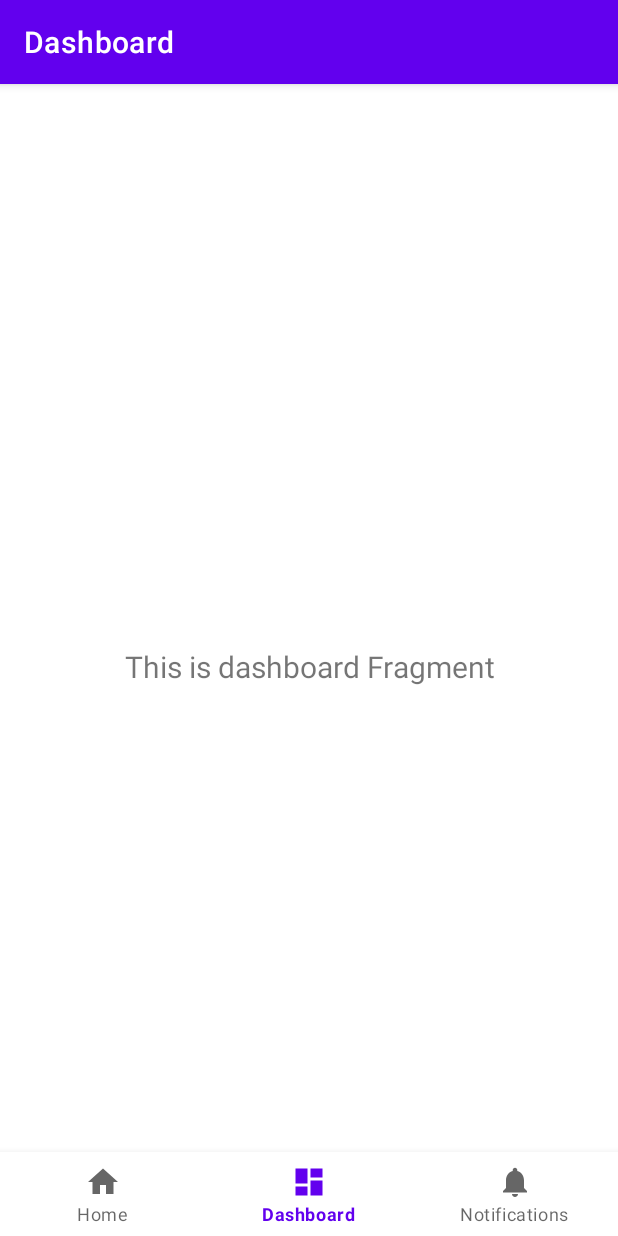
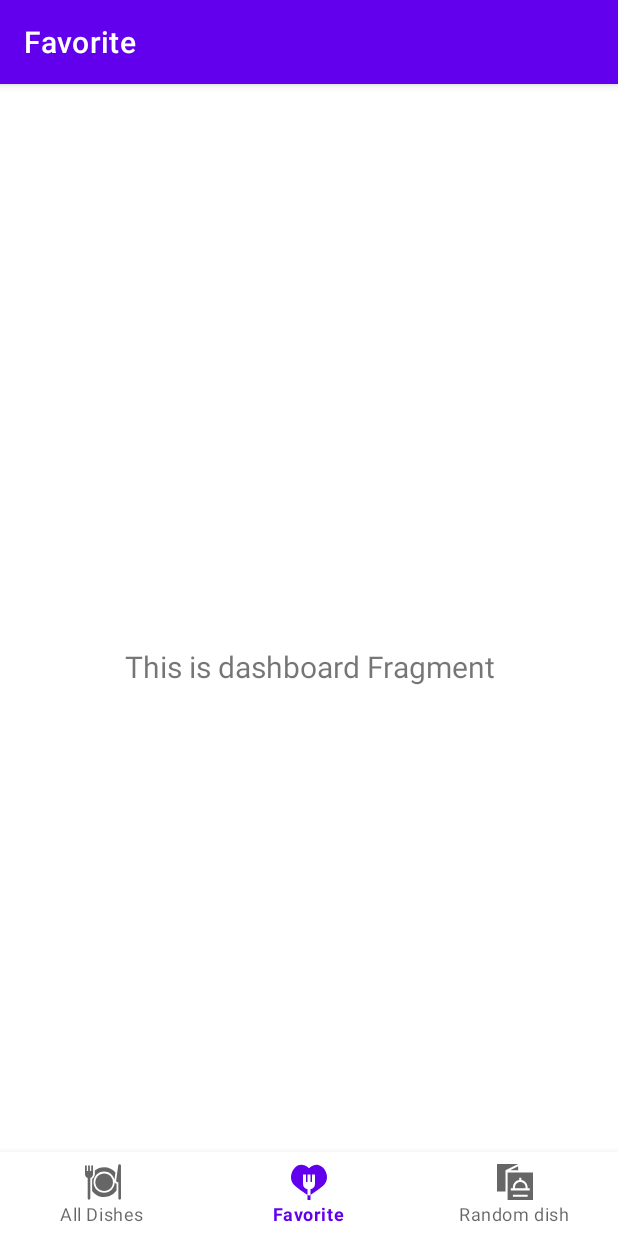
Before and after one commit to maxgol777/FavDish, an Android app: the FavoriteDishesFragment screen opened through its navigation route, on a phone screen of 412 x 824 dp. Run offline under Robolectric (Android 15) with nearby library versions, the phone set to English and light mode, and no system bars; our stand-ins replace Room's generated code, navigation-ui.

Commit message:
Refactoring the app

```diff
--- a/app/src/main/java/com/maxgol/favdish/view/activities/MainActivity.kt
+++ b/app/src/main/java/com/maxgol/favdish/view/activities/MainActivity.kt
@@ -20,7 +20,7 @@ class MainActivity : AppCompatActivity() {
         // Passing each menu ID as a set of Ids because each
         // menu should be considered as top level destinations.
         val appBarConfiguration = AppBarConfiguration(setOf(
-            R.id.navigation_home, R.id.navigation_dashboard, R.id.navigation_notifications
+            R.id.navigation_all_dishes, R.id.navigation_favorite_dishes, R.id.navigation_random_dish
         ))
         setupActionBarWithNavController(navController, appBarConfiguration)
         navView.setupWithNavController(navController)
--- a/app/src/main/java/com/maxgol/favdish/view/fragments/DashboardFragment.kt
+++ b/app/src/main/java/com/maxgol/favdish/view/fragments/FavoriteDishesFragment.kt
@@ -11,7 +11,7 @@ import androidx.lifecycle.ViewModelProvider
 import com.maxgol.favdish.R
 import com.maxgol.favdish.viewmodel.DashboardViewModel
 
-class DashboardFragment : Fragment() {
+class FavoriteDishesFragment : Fragment() {
 
   private lateinit var dashboardViewModel: DashboardViewModel
 
@@ -22,7 +22,7 @@ class DashboardFragment : Fragment() {
   ): View? {
     dashboardViewModel =
             ViewModelProvider(this).get(DashboardViewModel::class.java)
-    val root = inflater.inflate(R.layout.fragment_dashboard, container, false)
+    val root = inflater.inflate(R.layout.fragment_favorite_dishes, container, false)
     val textView: TextView = root.findViewById(R.id.text_dashboard)
     dashboardViewModel.text.observe(viewLifecycleOwner, Observer {
       textView.text = it
--- a/app/src/main/java/com/maxgol/favdish/view/fragments/NotificationsFragment.kt
+++ b/app/src/main/java/com/maxgol/favdish/view/fragments/RandomDishFragment.kt
@@ -11,7 +11,7 @@ import androidx.lifecycle.ViewModelProvider
 import com.maxgol.favdish.R
 import com.maxgol.favdish.viewmodel.NotificationsViewModel
 
-class NotificationsFragment : Fragment() {
+class RandomDishFragment : Fragment() {
 
   private lateinit var notificationsViewModel: NotificationsViewModel
 
@@ -22,7 +22,7 @@ class NotificationsFragment : Fragment() {
   ): View? {
     notificationsViewModel =
             ViewModelProvider(this).get(NotificationsViewModel::class.java)
-    val root = inflater.inflate(R.layout.fragment_notifications, container, false)
+    val root = inflater.inflate(R.layout.fragment_random_dish, container, false)
     val textView: TextView = root.findViewById(R.id.text_notifications)
     notificationsViewModel.text.observe(viewLifecycleOwner, Observer {
       textView.text = it
--- /dev/null
+++ b/app/src/main/res/drawable/ic_all_dishes.xml
@@ -0,0 +1,19 @@
+<!--TODO Step 7: Add all_dishes vector icon.-->
+<vector xmlns:android="http://schemas.android.com/apk/res/android"
+    android:width="24dp"
+    android:height="24dp"
+    android:viewportWidth="300.167"
+    android:viewportHeight="300.167">
+    <path
+        android:fillColor="#FF000000"
+        android:pathData="M251.39,157.505c-1.362,-1.559 -2.517,-3.26 -3.469,-5.056c-0.468,48.27 -39.875,87.398 -88.254,87.398c-48.669,0 -88.265,-39.596 -88.265,-88.265s39.596,-88.265 88.265,-88.265c41.868,0 77.02,29.304 86.027,68.477l7.993,-59.42l0.18,-1.336c-22.76,-26.581 -56.544,-43.457 -94.2,-43.457c-29.378,0 -56.398,10.276 -77.667,27.414v1.283v1.136v25.168v0.999c0,16.811 -8.713,32.159 -22.5,40.929v98.378v1.695c22.574,30.89 59.063,50.998 100.167,50.998c43.192,0 81.291,-22.203 103.5,-55.79v-1.817V165.28C258.661,163.814 254.578,161.151 251.39,157.505z" />
+    <path
+        android:fillColor="#FF000000"
+        android:pathData="M159.667,78.318c-40.398,0 -73.265,32.866 -73.265,73.265s32.866,73.265 73.265,73.265s73.265,-32.866 73.265,-73.265S200.065,78.318 159.667,78.318z" />
+    <path
+        android:fillColor="#FF000000"
+        android:pathData="M299.833,14.476c0,-6.384 -5.175,-11.559 -11.559,-11.559c-5.788,0 -10.684,4.281 -11.455,10.018l-16.89,125.549c-0.445,3.305 0.56,6.64 2.754,9.15c2.195,2.51 5.366,3.949 8.701,3.949h6.782V286.25c0,6.075 4.925,11 11,11s11,-4.925 11,-11L299.833,14.476z" />
+    <path
+        android:fillColor="#FF000000"
+        android:pathData="M67,16.917c0,-4.143 -3.357,-7.5 -7.5,-7.5s-7.5,3.357 -7.5,7.5v41.499H41V16.917c0,-4.143 -3.357,-7.5 -7.5,-7.5s-7.5,3.357 -7.5,7.5v41.499H15V16.917c0,-4.143 -3.357,-7.5 -7.5,-7.5S0,12.774 0,16.917v67.666c0,14.619 9.417,27.073 22.5,31.636V286.25c0,6.075 4.925,11 11,11s11,-4.925 11,-11V116.219C57.583,111.656 67,99.202 67,84.583V16.917z" />
+</vector>
--- /dev/null
+++ b/app/src/main/res/drawable/ic_arrow_back.xml
@@ -0,0 +1,5 @@
+<vector android:autoMirrored="true" android:height="24dp"
+    android:tint="#FFFFFF" android:viewportHeight="24"
+    android:viewportWidth="24" android:width="24dp" xmlns:android="http://schemas.android.com/apk/res/android">
+    <path android:fillColor="@android:color/white" android:pathData="M17.77,3.77l-1.77,-1.77l-10,10l10,10l1.77,-1.77l-8.23,-8.23z"/>
+</vector>
--- /dev/null
+++ b/app/src/main/res/drawable/ic_favorite_dish.xml
@@ -0,0 +1,13 @@
+<!--TODO Step 8: Add favorite_dishes vector icon.-->
+<vector xmlns:android="http://schemas.android.com/apk/res/android"
+    android:width="24dp"
+    android:height="24dp"
+    android:viewportWidth="192"
+    android:viewportHeight="192">
+    <path
+        android:fillColor="#FF000000"
+        android:pathData="M189.387,51.584c-6.151,-22.954 -21.743,-40.367 -40.693,-45.445C136.437,2.855 117.715,3.28 96,22.2 65.375,-4.427 37.249,2.959 20.569,19.638c-22.641,22.642 -29.7,66.231 -5.251,90.678 21.129,21.129 60.236,46.148 72.687,53.9V134.967A32.04,32.04 0,0 1,64.018 104V56.024H80.009V96h8V56.024H104V96h8V56.024h15.991V104A32.041,32.041 0,0 1,104 134.967v29.252c12.451,-7.755 51.558,-32.774 72.687,-53.9C190.728,96.271 195.477,74.314 189.387,51.584Z" />
+    <path
+        android:fillColor="#FF000000"
+        android:pathData="M96,167.75a7.99,7.99 0,0 1,-4.144 -1.158c-0.312,-0.189 -1.679,-1.02 -3.851,-2.373v27.728H104V164.219c-2.172,1.353 -3.539,2.184 -3.851,2.373A7.987,7.987 0,0 1,96 167.75Z" />
+</vector>
--- /dev/null
+++ b/app/src/main/res/drawable/ic_random_dish.xml
@@ -0,0 +1,19 @@
+<!--TODO Step 9: Add random_dish vector icon.-->
+<vector xmlns:android="http://schemas.android.com/apk/res/android"
+    android:width="24dp"
+    android:height="24dp"
+    android:viewportWidth="512"
+    android:viewportHeight="512">
+    <path
+        android:fillColor="#FF000000"
+        android:pathData="m331,256c-41.353,0 -75,33.647 -75,75v15h150v-15c0,-41.353 -33.647,-75 -75,-75z" />
+    <path
+        android:fillColor="#FF000000"
+        android:pathData="m151,512h361v-392h-361zM436,466h-210v-30h210zM196,346h30v-15c0,-52.755 39.25,-96.127 90,-103.484v-31.516h30v31.516c50.75,7.357 90,50.729 90,103.484v15h30v30h-270z" />
+    <path
+        android:fillColor="#FF000000"
+        android:pathData="m121,90 l180,-90h-301v391h121z" />
+    <path
+        android:fillColor="#FF000000"
+        android:pathData="m301,33.6 l-112.8,56.4h112.8z" />
+</vector>
--- a/app/src/main/res/layout/fragment_dashboard.xml
+++ b/app/src/main/res/layout/fragment_favorite_dishes.xml
@@ -5,7 +5,7 @@
     xmlns:tools="http://schemas.android.com/tools"
     android:layout_width="match_parent"
     android:layout_height="match_parent"
-    tools:context=".view.fragments.DashboardFragment" >
+    tools:context=".view.fragments.FavoriteDishesFragment" >
 
     <TextView
         android:id="@+id/text_dashboard"
--- a/app/src/main/res/layout/fragment_notifications.xml
+++ b/app/src/main/res/layout/fragment_random_dish.xml
@@ -5,7 +5,7 @@
     xmlns:tools="http://schemas.android.com/tools"
     android:layout_width="match_parent"
     android:layout_height="match_parent"
-    tools:context=".view.fragments.NotificationsFragment" >
+    tools:context=".view.fragments.RandomDishFragment" >
 
     <TextView
         android:id="@+id/text_notifications"
--- a/app/src/main/res/menu/bottom_nav_menu.xml
+++ b/app/src/main/res/menu/bottom_nav_menu.xml
@@ -2,18 +2,18 @@
 <menu xmlns:android="http://schemas.android.com/apk/res/android">
 
     <item
-        android:id="@+id/navigation_home"
-        android:icon="@drawable/ic_home_black_24dp"
-        android:title="@string/title_home"/>
+        android:id="@+id/navigation_all_dishes"
+        android:icon="@drawable/ic_all_dishes"
+        android:title="@string/title_all_dishes"/>
 
     <item
-        android:id="@+id/navigation_dashboard"
-        android:icon="@drawable/ic_dashboard_black_24dp"
-        android:title="@string/title_dashboard"/>
+        android:id="@+id/navigation_favorite_dishes"
+        android:icon="@drawable/ic_favorite_dish"
+        android:title="@string/title_favorite_dishes"/>
 
     <item
-        android:id="@+id/navigation_notifications"
-        android:icon="@drawable/ic_notifications_black_24dp"
-        android:title="@string/title_notifications"/>
+        android:id="@+id/navigation_random_dish"
+        android:icon="@drawable/ic_random_dish"
+        android:title="@string/title_random_dish"/>
 
 </menu>
--- a/app/src/main/res/navigation/mobile_navigation.xml
+++ b/app/src/main/res/navigation/mobile_navigation.xml
@@ -3,23 +3,23 @@
     xmlns:app="http://schemas.android.com/apk/res-auto"
     xmlns:tools="http://schemas.android.com/tools"
     android:id="@+id/mobile_navigation"
-    app:startDestination="@+id/navigation_home">
+    app:startDestination="@+id/navigation_all_dishes">
 
     <fragment
-        android:id="@+id/navigation_home"
+        android:id="@+id/navigation_all_dishes"
         android:name="com.maxgol.favdish.view.fragments.AllDishesFragment"
-        android:label="@string/title_home"
+        android:label="@string/title_all_dishes"
         tools:layout="@layout/fragment_all_dishes" />
 
     <fragment
-        android:id="@+id/navigation_dashboard"
-        android:name="com.maxgol.favdish.view.fragments.DashboardFragment"
-        android:label="@string/title_dashboard"
-        tools:layout="@layout/fragment_dashboard" />
+        android:id="@+id/navigation_favorite_dishes"
+        android:name="com.maxgol.favdish.view.fragments.FavoriteDishesFragment"
+        android:label="@string/title_favorite_dishes"
+        tools:layout="@layout/fragment_favorite_dishes" />
 
     <fragment
-        android:id="@+id/navigation_notifications"
-        android:name="com.maxgol.favdish.view.fragments.NotificationsFragment"
-        android:label="@string/title_notifications"
-        tools:layout="@layout/fragment_notifications" />
+        android:id="@+id/navigation_random_dish"
+        android:name="com.maxgol.favdish.view.fragments.RandomDishFragment"
+        android:label="@string/title_random_dish"
+        tools:layout="@layout/fragment_random_dish" />
 </navigation>
--- a/app/src/main/res/values/strings.xml
+++ b/app/src/main/res/values/strings.xml
@@ -1,8 +1,8 @@
 <resources>
     <string name="app_name">FavDish</string>
-    <string name="title_home">Home</string>
-    <string name="title_dashboard">Dashboard</string>
-    <string name="title_notifications">Notifications</string>
+    <string name="title_all_dishes">All Dishes</string>
+    <string name="title_favorite_dishes">Favorite</string>
+    <string name="title_random_dish">Random dish</string>
 
     <string name="splash_screen_title">Fav Dish</string>
 
```
Also changed, not shown: app/src/main/res/drawable/ic_add_a_photo.xml (+9 -4 lines), app/src/main/res/drawable/ic_dashboard_black_24dp.xml (+5 -5 lines), app/src/main/res/drawable/ic_home_black_24dp.xml (+5 -5 lines), app/src/main/res/drawable/ic_notifications_black_24dp.xml (+5 -5 lines), app/src/main/res/drawable/ic_vector_gallery.xml (+10 -4 lines), app/src/main/res/drawable/ic_vector_photo_camera.xml (+13 -5 lines), app/src/main/res/drawable/ic_add.xml (line endings or trailing spaces).
